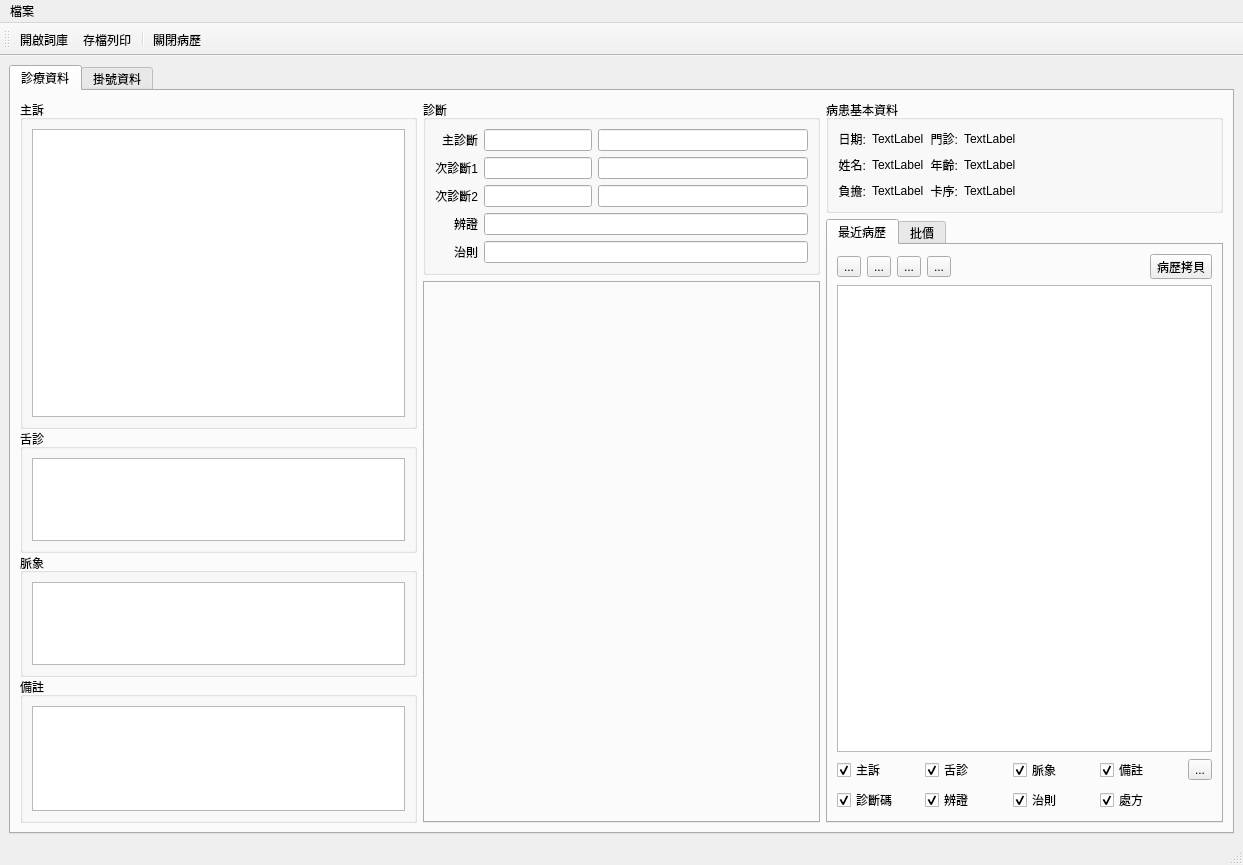
The window that ui/medical_record.ui (picacat/pyMedical) describes before a commit, drawn with Qt 5.
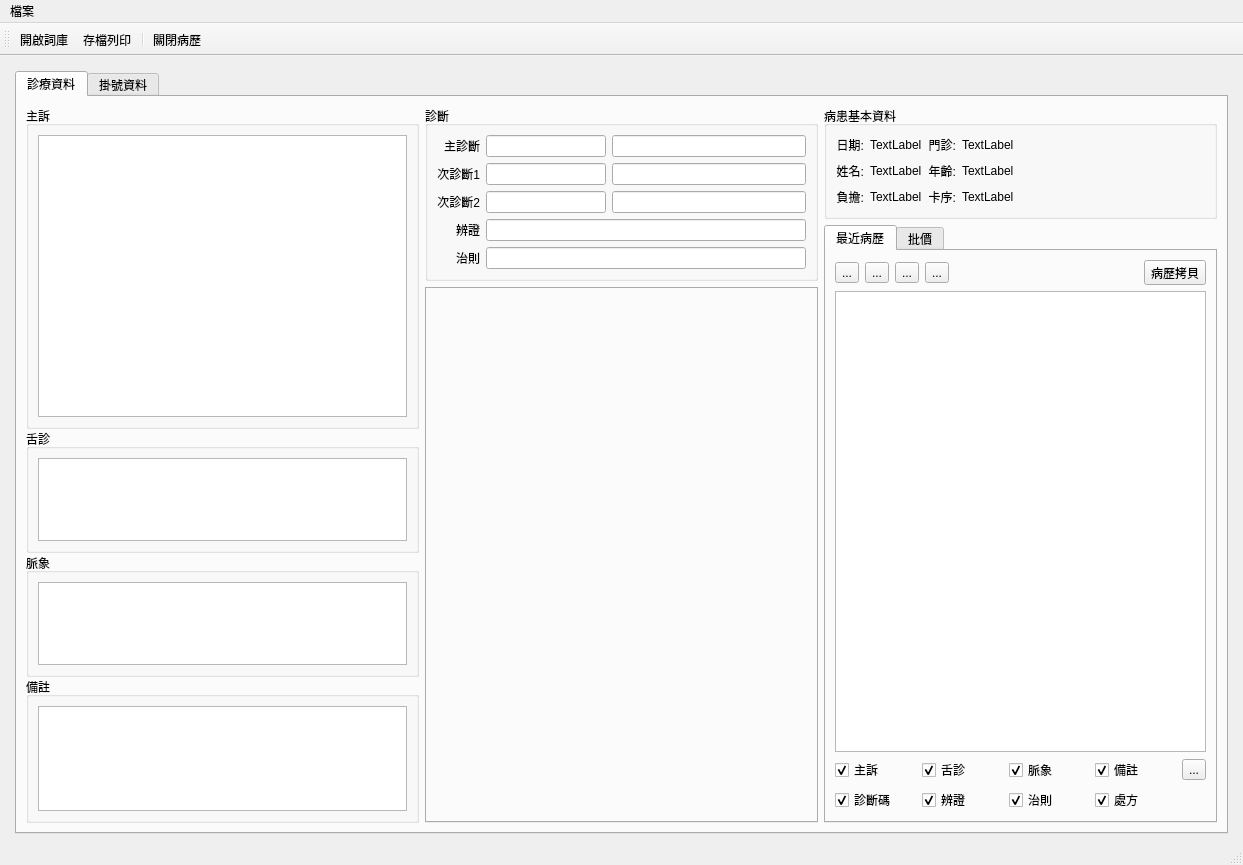
The same window after the commit. Icons and pictures are not drawn.

Diff of the .ui file:
```diff
--- a/ui/medical_record.ui
+++ b/ui/medical_record.ui
@@ -17,6 +17,15 @@
    <layout class="QVBoxLayout" name="verticalLayout_13">
     <item>
      <layout class="QGridLayout" name="gridLayout">
+      <property name="leftMargin">
+       <number>6</number>
+      </property>
+      <property name="topMargin">
+       <number>6</number>
+      </property>
+      <property name="rightMargin">
+       <number>6</number>
+      </property>
       <item row="0" column="0">
        <widget class="QTabWidget" name="tabWidget">
         <property name="currentIndex">
@@ -123,6 +132,9 @@
             <item>
              <widget class="QFrame" name="verticalFrame_prescript">
               <layout class="QVBoxLayout" name="verticalLayout_11">
+               <property name="spacing">
+                <number>6</number>
+               </property>
                <property name="leftMargin">
                 <number>0</number>
                </property>
@@ -142,12 +154,91 @@
                  </property>
                  <layout class="QVBoxLayout" name="verticalLayout_7">
                   <item>
-                   <layout class="QGridLayout" name="gridLayout_2" columnstretch="0,0,1" columnminimumwidth="0,0,0">
+                   <layout class="QGridLayout" name="gridLayout_2" columnstretch="0,0,0">
+                    <item row="0" column="0">
+                     <widget class="QLabel" name="label">
+                      <property name="text">
+                       <string>主診斷</string>
+                      </property>
+                      <property name="alignment">
+                       <set>Qt::AlignRight|Qt::AlignTrailing|Qt::AlignVCenter</set>
+                      </property>
+                      <property name="openExternalLinks">
+                       <bool>false</bool>
+                      </property>
+                     </widget>
+                    </item>
+                    <item row="4" column="0">
+                     <widget class="QLabel" name="label_5">
+                      <property name="text">
+                       <string>治則</string>
+                      </property>
+                      <property name="alignment">
+                       <set>Qt::AlignRight|Qt::AlignTrailing|Qt::AlignVCenter</set>
+                      </property>
+                     </widget>
+                    </item>
+                    <item row="3" column="0">
+                     <widget class="QLabel" name="label_4">
+                      <property name="text">
+                       <string>辨證</string>
+                      </property>
+                      <property name="alignment">
+                       <set>Qt::AlignRight|Qt::AlignTrailing|Qt::AlignVCenter</set>
+                      </property>
+                     </widget>
+                    </item>
+                    <item row="2" column="1">
+                     <widget class="QLineEdit" name="lineEdit_disease_code3">
+                      <property name="maximumSize">
+                       <size>
+                        <width>120</width>
+                        <height>16777215</height>
+                       </size>
+                      </property>
+                      <property name="maxLength">
+                       <number>10</number>
+                      </property>
+                     </widget>
+                    </item>
+                    <item row="1" column="0">
+                     <widget class="QLabel" name="label_2">
+                      <property name="text">
+                       <string>次診斷1</string>
+                      </property>
+                      <property name="alignment">
+                       <set>Qt::AlignRight|Qt::AlignTrailing|Qt::AlignVCenter</set>
+                      </property>
+                     </widget>
+                    </item>
+                    <item row="2" column="0">
+                     <widget class="QLabel" name="label_3">
+                      <property name="text">
+                       <string>次診斷2</string>
+                      </property>
+                      <property name="alignment">
+                       <set>Qt::AlignRight|Qt::AlignTrailing|Qt::AlignVCenter</set>
+                      </property>
+                     </widget>
+                    </item>
+                    <item row="1" column="1">
+                     <widget class="QLineEdit" name="lineEdit_disease_code2">
+                      <property name="maximumSize">
+                       <size>
+                        <width>120</width>
+                        <height>16777215</height>
+                       </size>
+                      </property>
+                      <property name="maxLength">
+                       <number>10</number>
+                      </property>
+                     </widget>
+                    </item>
                     <item row="0" column="1">
                      <widget class="QLineEdit" name="lineEdit_disease_code1">
                       <property name="maximumSize">
                        <size>
-                        <width>16777215</width>
+                        <width>120</width>
                         <height>16777215</height>
                        </size>
                       </property>
@@ -156,8 +247,8 @@
                       </property>
                      </widget>
                     </item>
-                    <item row="2" column="2">
-                     <widget class="QLineEdit" name="lineEdit_disease_name3">
+                    <item row="1" column="2">
+                     <widget class="QLineEdit" name="lineEdit_disease_name2">
                       <property name="focusPolicy">
                        <enum>Qt::NoFocus</enum>
                       </property>
@@ -166,88 +257,32 @@
                       </property>
                      </widget>
                     </item>
-                    <item row="2" column="1">
-                     <widget class="QLineEdit" name="lineEdit_disease_code3"/>
+                    <item row="0" column="2">
+                     <widget class="QLineEdit" name="lineEdit_disease_name1">
+                      <property name="focusPolicy">
+                       <enum>Qt::NoFocus</enum>
+                      </property>
+                      <property name="readOnly">
+                       <bool>true</bool>
+                      </property>
+                     </widget>
                     </item>
                     <item row="3" column="1" colspan="2">
                      <widget class="QLineEdit" name="lineEdit_distinct"/>
                     </item>
-                    <item row="1" column="1">
-                     <widget class="QLineEdit" name="lineEdit_disease_code2"/>
-                    </item>
-                    <item row="4" column="0">
-                     <widget class="QLabel" name="label_5">
-                      <property name="text">
-                       <string>治則</string>
+                    <item row="2" column="2">
+                     <widget class="QLineEdit" name="lineEdit_disease_name3">
+                      <property name="focusPolicy">
+                       <enum>Qt::NoFocus</enum>
                       </property>
-                      <property name="alignment">
-                       <set>Qt::AlignRight|Qt::AlignTrailing|Qt::AlignVCenter</set>
+                      <property name="readOnly">
+                       <bool>true</bool>
                       </property>
                      </widget>
                     </item>
                     <item row="4" column="1" colspan="2">
                      <widget class="QLineEdit" name="lineEdit_cure"/>
                     </item>
-                    <item row="0" column="2">
-                     <widget class="QLineEdit" name="lineEdit_disease_name1">
-                      <property name="focusPolicy">
-                       <enum>Qt::NoFocus</enum>
-                      </property>
-                      <property name="readOnly">
-                       <bool>true</bool>
-                      </property>
-                     </widget>
-                    </item>
-                    <item row="1" column="2">
-                     <widget class="QLineEdit" name="lineEdit_disease_name2">
-                      <property name="focusPolicy">
-                       <enum>Qt::NoFocus</enum>
-                      </property>
-                      <property name="readOnly">
-                       <bool>true</bool>
-                      </property>
-                     </widget>
-                    </item>
-                    <item row="2" column="0">
-                     <widget class="QLabel" name="label_3">
-                      <property name="text">
-                       <string>次診斷2</string>
-                      </property>
-                      <property name="alignment">
-                       <set>Qt::AlignRight|Qt::AlignTrailing|Qt::AlignVCenter</set>
-                      </property>
-                     </widget>
-                    </item>
-                    <item row="1" column="0">
-                     <widget class="QLabel" name="label_2">
-                      <property name="text">
-                       <string>次診斷1</string>
-                      </property>
-                      <property name="alignment">
-                       <set>Qt::AlignRight|Qt::AlignTrailing|Qt::AlignVCenter</set>
-                      </property>
-                     </widget>
-                    </item>
-                    <item row="0" column="0">
-                     <widget class="QLabel" name="label">
-                      <property name="text">
-                       <string>主診斷</string>
-                      </property>
-                      <property name="alignment">
-                       <set>Qt::AlignRight|Qt::AlignTrailing|Qt::AlignVCenter</set>
-                      </property>
-                     </widget>
-                    </item>
-                    <item row="3" column="0">
-                     <widget class="QLabel" name="label_4">
-                      <property name="text">
-                       <string>辨證</string>
-                      </property>
-                      <property name="alignment">
-                       <set>Qt::AlignRight|Qt::AlignTrailing|Qt::AlignVCenter</set>
-                      </property>
-                     </widget>
-                    </item>
                    </layout>
                   </item>
                  </layout>
```
Left out of the diff: 3 changed lines with no effect on the pictures.
